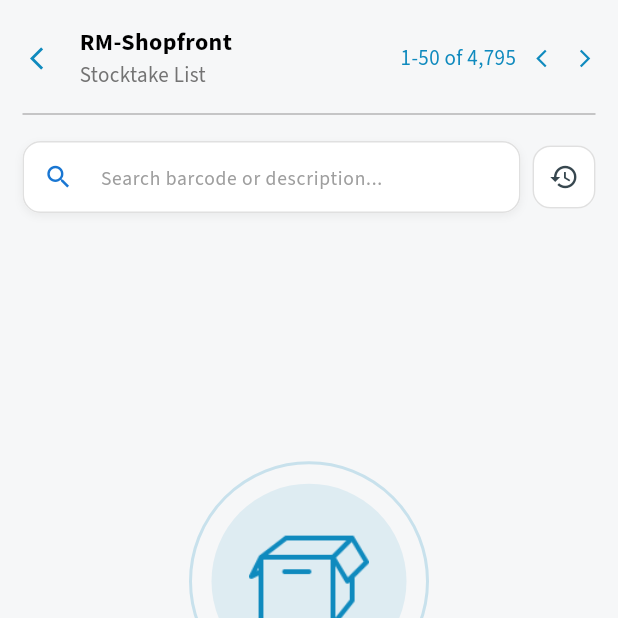
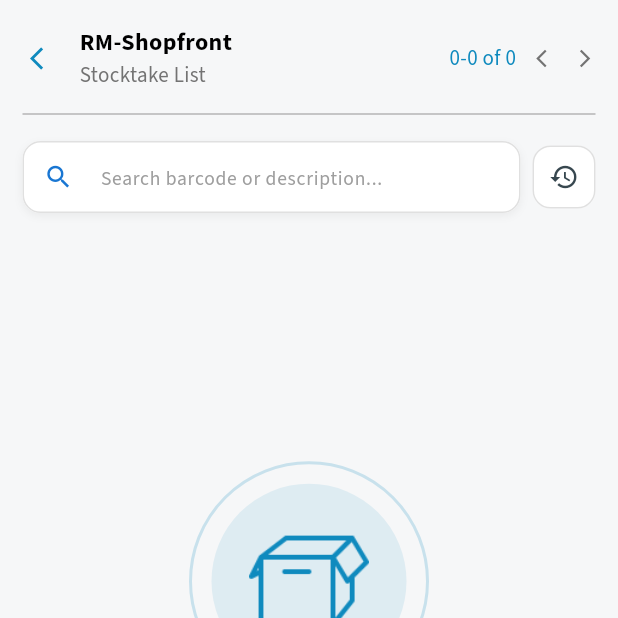
Before and after one commit to LyNNxMooon/rm-mobile, a Flutter app: the ScannerScreen screen opened directly, after a tap on "LIST", on a phone screen of 412 x 824 dp, the top half of it. Run offline on Flutter 3.47's test engine with Material 3 defaults, Android fonts, the phone set to English and light mode, and no system bars; our stand-ins replace audioplayers, bloc, connectivity_plus, device_info_plus, dio, flutter_bloc and 10 more; missing offline and left inert: alert_info, excel, file_selector, languagetool_textfield, mobile_scanner, network_info_plus and 1 more; accounts and stored records are empty; generated files the repository leaves out were written again.

Commit message:
stocktakelist page navigation - done

```diff
--- /dev/null
+++ b/lib/features/stocktake/domain/use_cases/fetch_stocktake_page.dart
@@ -0,0 +1,26 @@
+import 'package:rmstock_scanner/features/stocktake/domain/repositories/stocktake_repo.dart';
+import 'package:rmstock_scanner/features/stocktake/models/stocktake_model.dart';
+import 'package:rmstock_scanner/utils/global_var_utils.dart';
+
+class FetchStocktakePage {
+  final StocktakeRepo repository;
+
+  FetchStocktakePage(this.repository);
+
+  Future<StocktakePagedResult> call({
+    required int pageIndex,
+    required int pageSize,
+  }) async {
+    try {
+      String shopfront = AppGlobals.instance.shopfront ?? "";
+
+      return await repository.fetchUnsyncedStocktakePage(
+        shopfront: shopfront,
+        pageIndex: pageIndex,
+        pageSize: pageSize,
+      );
+    } catch (e) {
+      return Future.error(e);
+    }
+  }
+}
--- a/lib/features/stocktake/models/stocktake_model.dart
+++ b/lib/features/stocktake/models/stocktake_model.dart
@@ -292,6 +292,31 @@ class StocktakeModel implements StocktakeRepo {
       return Future.error(error);
     }
   }
+
+  @override
+  Future<StocktakePagedResult> fetchUnsyncedStocktakePage({
+    required String shopfront,
+    required int pageIndex,
+    required int pageSize,
+  }) async {
+    final offset = pageIndex * pageSize;
+
+    final total = await LocalDbDAO.instance.getUnsyncedStocksCount(shopfront);
+    final items = await LocalDbDAO.instance.getUnsyncedStocksPaged(
+      shopfront: shopfront,
+      limit: pageSize,
+      offset: offset,
+    );
+
+    return StocktakePagedResult(items: items, totalCount: total);
+  }
+}
+
+class StocktakePagedResult {
+  final List<CountedStockVO> items;
+  final int totalCount;
+
+  StocktakePagedResult({required this.items, required this.totalCount});
 }
 
 class AuditWithStockVO {
--- a/lib/features/stocktake/presentation/BLoC/stocktake_bloc.dart
+++ b/lib/features/stocktake/presentation/BLoC/stocktake_bloc.dart
@@ -1,11 +1,11 @@
 import 'package:flutter_bloc/flutter_bloc.dart';
-import 'package:rmstock_scanner/entities/vos/counted_stock_vo.dart';
 import 'package:rmstock_scanner/features/stocktake/domain/use_cases/commit_stocktake.dart';
 import 'package:rmstock_scanner/features/stocktake/domain/use_cases/fetch_counted_stock_by_id.dart';
 import 'package:rmstock_scanner/features/stocktake/domain/use_cases/fetch_counting_stock.dart';
 import 'package:rmstock_scanner/features/stocktake/domain/use_cases/fetch_sessions.dart';
 import 'package:rmstock_scanner/features/stocktake/domain/use_cases/fetch_sesstion_items.dart';
 import 'package:rmstock_scanner/features/stocktake/domain/use_cases/fetch_stocktake_audit_report.dart';
+import 'package:rmstock_scanner/features/stocktake/domain/use_cases/fetch_stocktake_page.dart';
 import 'package:rmstock_scanner/features/stocktake/domain/use_cases/send_final_stocktake_to_rm.dart';
 import 'package:rmstock_scanner/features/stocktake/domain/use_cases/update_stock_count.dart';
 import 'package:rmstock_scanner/features/stocktake/models/stocktake_model.dart';
@@ -13,7 +13,6 @@ import 'package:rmstock_scanner/features/stocktake/presentation/BLoC/stocktake_e
 import 'package:rmstock_scanner/features/stocktake/presentation/BLoC/stocktake_states.dart';
 
 import '../../domain/use_cases/count_and_save_to_localdb.dart';
-import '../../domain/use_cases/fetch_all_stocktake_list.dart';
 
 class ScannerBloc extends Bloc<StocktakeEvent, ScannerStates> {
   final FetchCountingStock fetchCountingStock;
@@ -140,27 +139,112 @@ class StocktakeBloc extends Bloc<StocktakeEvent, StocktakeStates> {
 
 class FetchingStocktakeListBloc
     extends Bloc<StocktakeEvent, StocktakeListStates> {
-  final FetchAllStocktakeList fetchAllStocktakeList;
+  final FetchStocktakePage fetchStocktakePage;
 
-  FetchingStocktakeListBloc({required this.fetchAllStocktakeList})
-    : super(StocktakeListInitial()) {
-    on<FetchStocktakeListEvent>(_onFetchStocktakeList);
+  int _pageIndex = 0;
+  final int _pageSize = 50;
+
+  FetchingStocktakeListBloc({required this.fetchStocktakePage})
+      : super(LoadingStocktakeList()) {
+    on<FetchStocktakeListEvent>(_onFetch);
+    on<NextStocktakePageEvent>(_onNext);
+    on<PrevStocktakePageEvent>(_onPrev);
   }
 
-  Future<void> _onFetchStocktakeList(
+  Future<void> _onFetch(
     FetchStocktakeListEvent event,
     Emitter<StocktakeListStates> emit,
   ) async {
-    emit(LoadingStocktakeList());
     try {
-      final List<CountedStockVO> stocktakeList = await fetchAllStocktakeList();
+      emit(LoadingStocktakeList());
 
-      emit(StocktakeListLoaded(stocktakeList));
-    } catch (error) {
-      emit(StocktakeListError("Error fetching stocktake list: $error"));
+
+      if (event.reset) _pageIndex = 0;
+
+      final result = await fetchStocktakePage(
+        pageIndex: _pageIndex,
+        pageSize: _pageSize,
+      );
+
+      // If current page becomes empty (e.g. after deletions) move back one page
+      if (result.items.isEmpty && _pageIndex > 0) {
+        _pageIndex--;
+        final retry = await fetchStocktakePage(
+          pageIndex: _pageIndex,
+          pageSize: _pageSize,
+        );
+
+        emit(
+          StocktakeListLoaded(
+            stocktakeList: retry.items,
+            totalCount: retry.totalCount,
+            pageIndex: _pageIndex,
+            pageSize: _pageSize,
+          ),
+        );
+        return;
+      }
+
+      emit(
+        StocktakeListLoaded(
+          stocktakeList: result.items,
+          totalCount: result.totalCount,
+          pageIndex: _pageIndex,
+          pageSize: _pageSize,
+        ),
+      );
+    } catch (e) {
+      emit(StocktakeListError(e.toString()));
+    }
+  }
+
+  void _onNext(
+    NextStocktakePageEvent event,
+    Emitter<StocktakeListStates> emit,
+  ) {
+    final s = state;
+    if (s is StocktakeListLoaded && s.hasNext) {
+      _pageIndex++;
+      add(FetchStocktakeListEvent());
+    }
+  }
+
+  void _onPrev(
+    PrevStocktakePageEvent event,
+    Emitter<StocktakeListStates> emit,
+  ) {
+    final s = state;
+    if (s is StocktakeListLoaded && s.hasPrev) {
+      _pageIndex--;
+      add(FetchStocktakeListEvent());
     }
   }
 }
+
+
+// class FetchingStocktakeListBloc
+//     extends Bloc<StocktakeEvent, StocktakeListStates> {
+//   final FetchAllStocktakeList fetchAllStocktakeList;
+
+//   FetchingStocktakeListBloc({required this.fetchAllStocktakeList})
+//     : super(StocktakeListInitial()) {
+//     on<FetchStocktakeListEvent>(_onFetchStocktakeList);
+//   }
+
+//   Future<void> _onFetchStocktakeList(
+//     FetchStocktakeListEvent event,
+//     Emitter<StocktakeListStates> emit,
+//   ) async {
+//     emit(LoadingStocktakeList());
+//     try {
+//       final List<CountedStockVO> stocktakeList = await fetchAllStocktakeList();
+
+//       emit(StocktakeListLoaded(stocktakeList));
+//     } catch (error) {
+//       emit(StocktakeListError("Error fetching stocktake list: $error"));
+//     }
+//   }
+// }
 
 class CommittingStocktakeBloc
     extends Bloc<StocktakeEvent, CommitingStocktakeStates> {
--- a/lib/features/stocktake/presentation/BLoC/stocktake_events.dart
+++ b/lib/features/stocktake/presentation/BLoC/stocktake_events.dart
@@ -36,8 +36,6 @@ class Stocktake extends StocktakeEvent {
   Stocktake({required this.stock, required this.qty});
 }
 
-class FetchStocktakeListEvent extends StocktakeEvent {}
-
 class CommittingStocktakeEvent extends StocktakeEvent {}
 
 class StartStocktakeValidationEvent extends StocktakeEvent {}
@@ -54,3 +52,12 @@ class LoadHistoryItemsEvent extends StocktakeEvent {
   final String sessionId;
   LoadHistoryItemsEvent(this.sessionId);
 }
+
+class FetchStocktakeListEvent extends StocktakeEvent {
+  final bool reset; // load from page 0 when true
+  FetchStocktakeListEvent({this.reset = false});
+}
+
+class NextStocktakePageEvent extends StocktakeEvent {}
+
+class PrevStocktakePageEvent extends StocktakeEvent {}
--- a/lib/features/stocktake/presentation/BLoC/stocktake_states.dart
+++ b/lib/features/stocktake/presentation/BLoC/stocktake_states.dart
@@ -80,8 +80,23 @@ class LoadingStocktakeList extends StocktakeListStates {}
 
 class StocktakeListLoaded extends StocktakeListStates {
   final List<CountedStockVO> stocktakeList;
+  final int totalCount;
+  final int pageIndex;
+  final int pageSize;
 
-  StocktakeListLoaded(this.stocktakeList);
+  StocktakeListLoaded({
+    required this.stocktakeList,
+    required this.totalCount,
+    required this.pageIndex,
+    required this.pageSize,
+  });
+
+  int get start => totalCount == 0 ? 0 : (pageIndex * pageSize) + 1;
+  int get end =>
+      totalCount == 0 ? 0 : ((pageIndex * pageSize) + stocktakeList.length);
+
+  bool get hasPrev => pageIndex > 0;
+  bool get hasNext => end < totalCount;
 }
 
 class StocktakeListError extends StocktakeListStates {
--- a/lib/features/stocktake/presentation/screens/scanner_screen.dart
+++ b/lib/features/stocktake/presentation/screens/scanner_screen.dart
@@ -483,9 +483,9 @@ class _ScannerScreenState extends State<ScannerScreen> {
               Expanded(
                 child: CustomStocktakeBtn(
                   function: () {
-                    context.read<FetchingStocktakeListBloc>().add(
-                      FetchStocktakeListEvent(),
-                    );
+                    // context.read<FetchingStocktakeListBloc>().add(
+                    //   FetchStocktakeListEvent(),
+                    // );
                     context.navigateToNext(const StockTakeListScreen());
                   },
                   icon: Icons.list,
--- a/lib/features/stocktake/presentation/screens/stock_take_list_screen.dart
+++ b/lib/features/stocktake/presentation/screens/stock_take_list_screen.dart
@@ -60,6 +60,14 @@ class _StockTakeListScreenState extends State<StockTakeListScreen> {
   }
 
   @override
+  void initState() {
+    super.initState();
+    context.read<FetchingStocktakeListBloc>().add(
+      FetchStocktakeListEvent(reset: true),
+    );
+  }
+
+  @override
   Widget build(BuildContext context) {
     return Scaffold(
       backgroundColor: kBgColor,
@@ -116,7 +124,7 @@ class _StockTakeListScreenState extends State<StockTakeListScreen> {
           );
         }
       },
-      child: const SizedBox()
+      child: const SizedBox(),
     );
   }
 
@@ -266,7 +274,10 @@ class _StockTakeListScreenState extends State<StockTakeListScreen> {
     return BlocBuilder<FetchingStocktakeListBloc, StocktakeListStates>(
       builder: (context, state) {
         if (state is LoadingStocktakeList) {
-          return const Center(child: CupertinoActivityIndicator());
+          return const Center(child: Padding(
+            padding: EdgeInsets.only(bottom: 85),
+            child: CupertinoActivityIndicator(),
+          ));
         }
 
         if (state is StocktakeListError) {
@@ -279,6 +290,7 @@ class _StockTakeListScreenState extends State<StockTakeListScreen> {
         }
 
         if (state is StocktakeListLoaded) {
+
           if (state.stocktakeList.isEmpty) return _buildEmptyState();
 
           return AnimationLimiter(
--- a/lib/features/stocktake/presentation/widgets/stocktake_list_app_bar.dart
+++ b/lib/features/stocktake/presentation/widgets/stocktake_list_app_bar.dart
@@ -1,4 +1,8 @@
 import 'package:flutter/material.dart';
+import 'package:flutter_bloc/flutter_bloc.dart';
+import 'package:rmstock_scanner/features/stocktake/presentation/BLoC/stocktake_bloc.dart';
+import 'package:rmstock_scanner/features/stocktake/presentation/BLoC/stocktake_events.dart';
+import 'package:rmstock_scanner/features/stocktake/presentation/BLoC/stocktake_states.dart';
 import 'package:rmstock_scanner/features/stocktake/presentation/widgets/stocktake_validation_info.dart';
 
 import 'package:rmstock_scanner/utils/navigation_extension.dart';
@@ -66,23 +70,64 @@ class _StocktakeListAppBarState extends State<StocktakeListAppBar> {
               ),
 
               // Right side (Controls)
-              const Row(
-                mainAxisSize: MainAxisSize.min, // Keep compact
+              // Right side (Controls)
+              BlocBuilder<FetchingStocktakeListBloc, StocktakeListStates>(
+                builder: (context, state) {
+                  int start = 0, end = 0, total = 0;
+                  bool hasPrev = false, hasNext = false;
+
+                  if (state is StocktakeListLoaded) {
+                    start = state.start;
+                    end = state.end;
+                    total = state.totalCount;
+                    hasPrev = state.hasPrev;
+                    hasNext = state.hasNext;
+                  }
+
+                  return Row(
+                    mainAxisSize: MainAxisSize.min,
                     children: [
                       Text(
-                    "1-50 of 4,795", // This should likely be dynamic later
-                    style: TextStyle(color: kPrimaryColor, fontSize: 14),
+                        "$start-$end of ${total.toString()}",
+                        style: const TextStyle(
+                          color: kPrimaryColor,
+                          fontSize: 14,
                         ),
-                  SizedBox(width: 10),
-                  Icon(
+                      ),
+                      const SizedBox(width: 10),
+
+                      InkWell(
+                        onTap: hasPrev
+                            ? () => context
+                                  .read<FetchingStocktakeListBloc>()
+                                  .add(PrevStocktakePageEvent())
+                            : null,
+                        child: Icon(
                           Icons.arrow_back_ios_new,
                           size: 14,
-                    color: kPrimaryColor,
+                          color: hasPrev ? kPrimaryColor : kGreyColor,
                         ),
-                  SizedBox(width: 15),
-                  Icon(Icons.arrow_forward_ios, size: 14, color: kPrimaryColor),
-                  SizedBox(width: 10),
+                      ),
+
+                      const SizedBox(width: 15),
+
+                      InkWell(
+                        onTap: hasNext
+                            ? () => context
+                                  .read<FetchingStocktakeListBloc>()
+                                  .add(NextStocktakePageEvent())
+                            : null,
+                        child: Icon(
+                          Icons.arrow_forward_ios,
+                          size: 14,
+                          color: hasNext ? kPrimaryColor : kGreyColor,
+                        ),
+                      ),
+
+                      const SizedBox(width: 10),
                     ],
+                  );
+                },
               ),
             ],
           ),
@@ -94,7 +139,7 @@ class _StocktakeListAppBarState extends State<StocktakeListAppBar> {
           thickness: 0.5,
           color: kGreyColor,
         ),
-        StocktakeValidationInfo()
+        StocktakeValidationInfo(),
       ],
     );
   }
--- a/lib/local_db/local_db_dao.dart
+++ b/lib/local_db/local_db_dao.dart
@@ -55,6 +55,12 @@ abstract class LocalDbDAO {
   });
   Future<int> getHistoryRetentionDays();
   Future<StockVO?> getStockByIDSearch(String query, String shopfront);
+  Future<int> getUnsyncedStocksCount(String shopfront);
+  Future<List<CountedStockVO>> getUnsyncedStocksPaged({
+    required String shopfront,
+    required int limit,
+    required int offset,
+  });
 
   // Setters to save data
   Future<void> saveCountedStock(Map<String, dynamic> stockData);
--- a/lib/local_db/sqlite/sqlite_dao_impl.dart
+++ b/lib/local_db/sqlite/sqlite_dao_impl.dart
@@ -443,6 +443,47 @@ class SQLiteDAOImpl extends LocalDbDAO {
     }
   }
 
+  @override
+  Future<int> getUnsyncedStocksCount(String shopfront) async {
+    try {
+      final db = _database!;
+      final result = await db.rawQuery(
+        'SELECT COUNT(*) as cnt FROM Stocktake WHERE shopfront = ? AND is_synced = ?',
+        [shopfront, 0],
+      );
+      return (result.first['cnt'] as int?) ?? 0;
+    } catch (e) {
+      return Future.error("Error counting stocktake list: $e");
+    }
+  }
+
+  @override
+  Future<List<CountedStockVO>> getUnsyncedStocksPaged({
+    required String shopfront,
+    required int limit,
+    required int offset,
+  }) async {
+    try {
+      final db = _database!;
+      final result = await db.query(
+        'Stocktake',
+        where: 'shopfront = ? AND is_synced = ?',
+        whereArgs: [shopfront, 0],
+        orderBy: 'stocktake_date ASC',
+        limit: limit,
+        offset: offset,
+      );
+
+      return result.map((map) {
+        final mutable = Map<String, dynamic>.from(map);
+        mutable['is_synced'] = mutable['is_synced'] == 1;
+        return CountedStockVO.fromJson(mutable);
+      }).toList();
+    } catch (e) {
+      return Future.error("Error retrieving paged stocktake list: $e");
+    }
+  }
+
   //Save Data
 
   @override
```
Also changed, not shown: lib/features/stocktake/domain/repositories/stocktake_repo.dart (+11 -1 lines), lib/local_db/hive/hive_dao_impl.dart (+20 -1 lines), lib/utils/dependency_injection_utils.dart (+5 -5 lines). Lines whose indentation alone changed are shown as unchanged.
